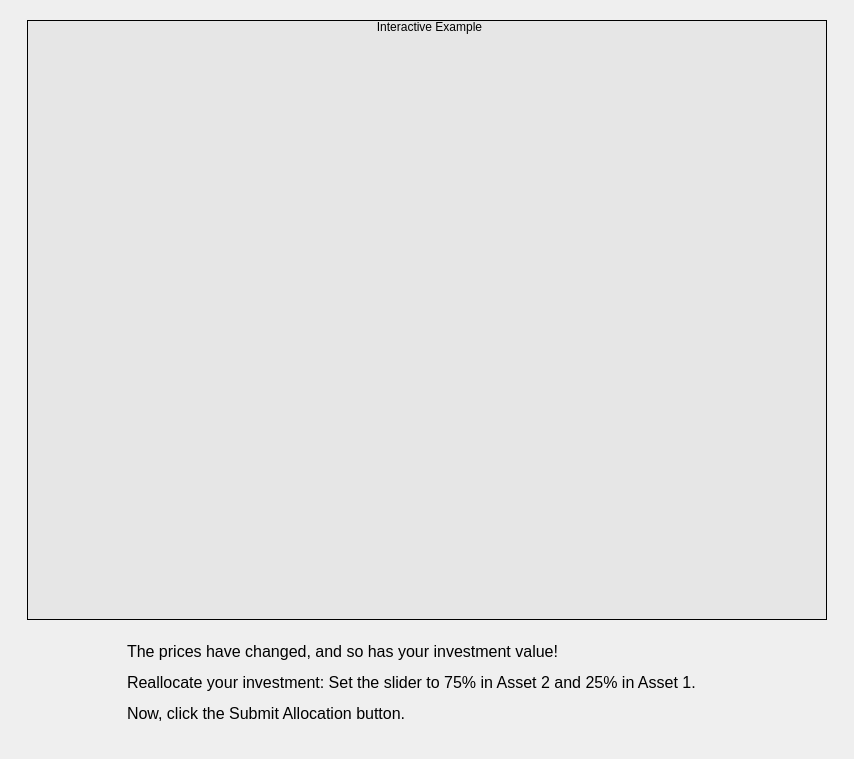
Before: the Qt Designer form MarketSimulation/instructionscreentest2.ui in dwattttt/marketsim, drawn with Qt 5.
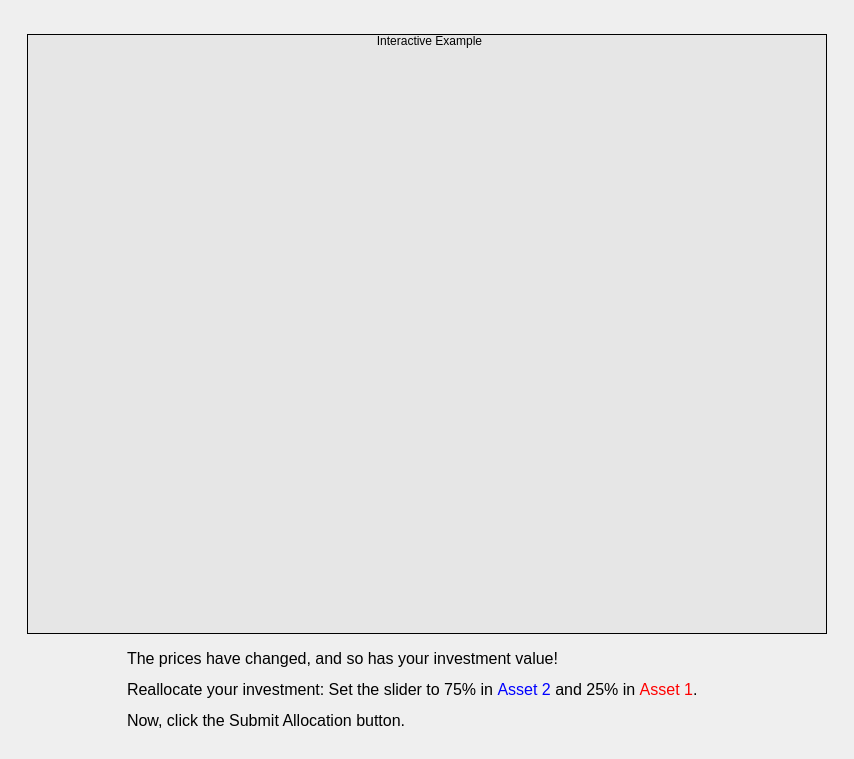
After: the same form once the commit is applied. Custom widgets are drawn as their Qt base class.

Patch:
```diff
--- a/MarketSimulation/instructionscreentest2.ui
+++ b/MarketSimulation/instructionscreentest2.ui
@@ -36,6 +36,19 @@
       </size>
      </property>
      <layout class="QVBoxLayout" name="verticalLayout_2">
+      <item>
+       <spacer name="verticalSpacer">
+        <property name="orientation">
+         <enum>Qt::Vertical</enum>
+        </property>
+        <property name="sizeHint" stdset="0">
+         <size>
+          <width>20</width>
+          <height>0</height>
+         </size>
+        </property>
+       </spacer>
+      </item>
       <item>
        <widget class="QGroupBox" name="groupBox">
         <property name="sizePolicy">
@@ -130,10 +143,10 @@
             <string>&lt;!DOCTYPE HTML PUBLIC &quot;-//W3C//DTD HTML 4.0//EN&quot; &quot;http://www.w3.org/TR/REC-html40/strict.dtd&quot;&gt;
 &lt;html&gt;&lt;head&gt;&lt;meta name=&quot;qrichtext&quot; content=&quot;1&quot; /&gt;&lt;style type=&quot;text/css&quot;&gt;
 p, li { white-space: pre-wrap; }
-&lt;/style&gt;&lt;/head&gt;&lt;body style=&quot; font-family:'MS Shell Dlg 2'; font-size:8.25pt; font-weight:400; font-style:normal;&quot;&gt;
-&lt;p&gt;&lt;span style=&quot; font-size:12pt;&quot;&gt;The prices have changed, and so has your investment value!&lt;/span&gt;&lt;/p&gt;
-&lt;p&gt;&lt;span style=&quot; font-size:12pt;&quot;&gt;Reallocate your investment: Set the slider to 75% in Asset 2 and 25% in Asset 1.&lt;/span&gt;&lt;/p&gt;
-&lt;p&gt;&lt;span style=&quot; font-size:12pt;&quot;&gt;Now, click the Submit Allocation button.&lt;/span&gt;&lt;/p&gt;&lt;/body&gt;&lt;/html&gt;</string>
+&lt;/style&gt;&lt;/head&gt;&lt;body style=&quot; font-family:'MS Shell Dlg 2'; font-size:12pt; font-weight:400; font-style:normal;&quot;&gt;
+&lt;p style=&quot; margin-top:12px; margin-bottom:12px; margin-left:0px; margin-right:0px; -qt-block-indent:0; text-indent:0px;&quot;&gt;The prices have changed, and so has your investment value!&lt;/p&gt;
+&lt;p style=&quot; margin-top:12px; margin-bottom:12px; margin-left:0px; margin-right:0px; -qt-block-indent:0; text-indent:0px;&quot;&gt;Reallocate your investment: Set the slider to 75% in &lt;span style=&quot; color:#0000ff;&quot;&gt;Asset 2&lt;/span&gt; and 25% in &lt;span style=&quot; color:#ff0000;&quot;&gt;Asset 1&lt;/span&gt;.&lt;/p&gt;
+&lt;p style=&quot; margin-top:12px; margin-bottom:12px; margin-left:0px; margin-right:0px; -qt-block-indent:0; text-indent:0px;&quot;&gt;Now, click the Submit Allocation button.&lt;/p&gt;&lt;/body&gt;&lt;/html&gt;</string>
            </property>
           </widget>
          </item>
```
